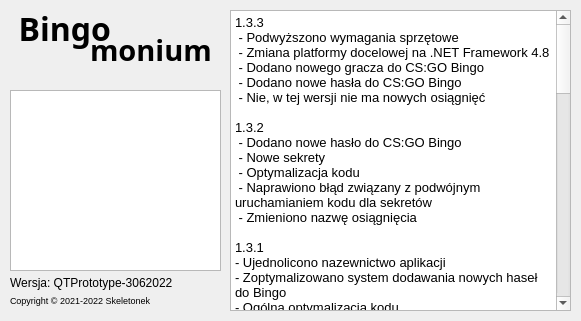
The window that Project/mainwindow.ui (Skeletonek/PandemoniumBingo) describes before a commit, drawn with Qt 5.
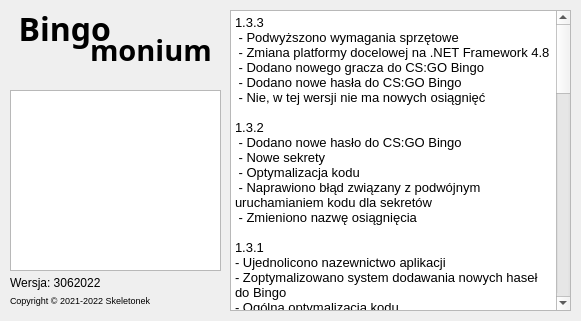
The same window after the commit. Icons and pictures are not drawn.

Commit message: Added reading text from a file & setting button text

```diff
--- a/Project/mainwindow.ui
+++ b/Project/mainwindow.ui
@@ -61,7 +61,7 @@
      </font>
     </property>
     <property name="text">
-     <string>Wersja: QTPrototype-3062022</string>
+     <string>Wersja: 3062022</string>
     </property>
     <property name="alignment">
      <set>Qt::AlignLeading|Qt::AlignLeft|Qt::AlignTop</set>
```
The commit also changes 6 other files.
